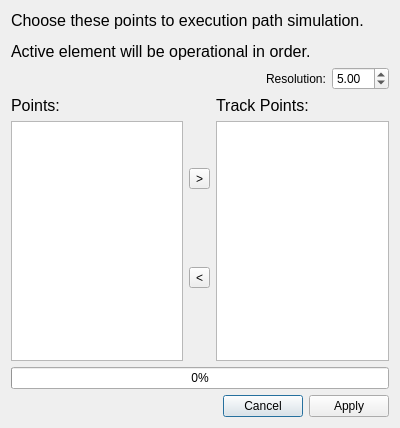
Before: the Qt Designer form core/simulate/run_Path_Track.ui in KmolYuan/Pyslvs-UI, drawn with Qt 5.
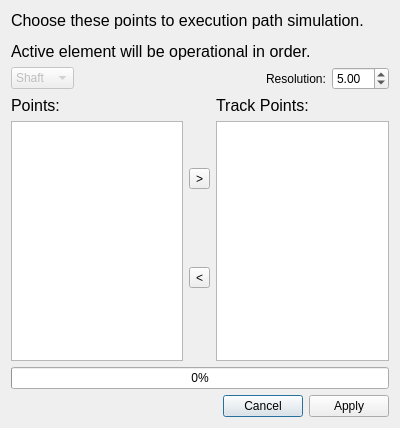
After: the same form once the commit is applied. Icons and pictures are not drawn.

Commit message: Path option, but not used yet.

```diff
--- a/core/simulate/run_Path_Track.ui
+++ b/core/simulate/run_Path_Track.ui
@@ -54,6 +54,23 @@
    </item>
    <item>
     <layout class="QHBoxLayout" name="horizontalLayout_3">
+     <item>
+      <widget class="QComboBox" name="comboBox">
+       <property name="enabled">
+        <bool>false</bool>
+       </property>
+       <item>
+        <property name="text">
+         <string>Shaft</string>
+        </property>
+       </item>
+       <item>
+        <property name="text">
+         <string>Piston</string>
+        </property>
+       </item>
+      </widget>
+     </item>
      <item>
       <spacer name="horizontalSpacer_2">
        <property name="orientation">
```
The commit also changes 4 other files.
